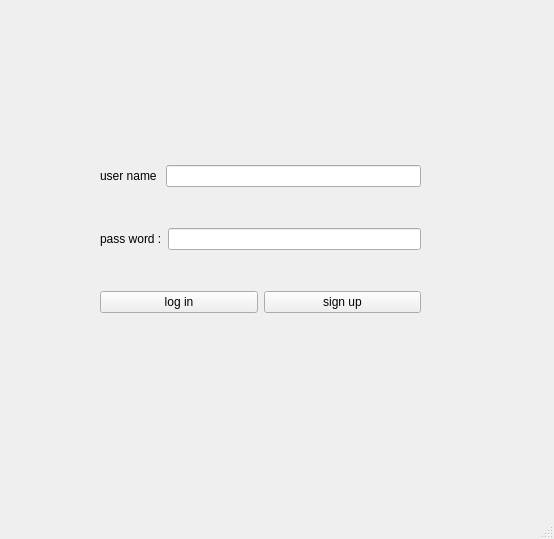
Qt form login_pag/mainwindow.ui (amirsoleimani7/qt_login) before a commit.
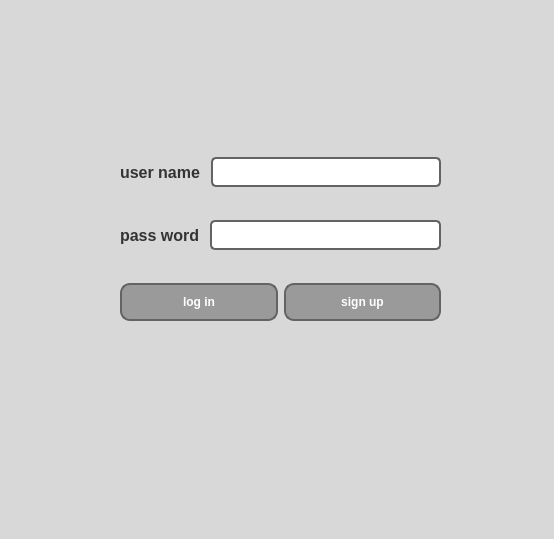
The same form after that commit.

Commit message: finalizing the login page file directory problem was solvedgit status

The edit to the form file:
```diff
--- a/login_pag/mainwindow.ui
+++ b/login_pag/mainwindow.ui
@@ -13,11 +13,17 @@
   <property name="windowTitle">
    <string>MainWindow</string>
   </property>
+  <property name="styleSheet">
+   <string notr="true">QWidget {
+    background-color: #d8d8d8; /* Set your desired background color for the whole page */
+}
+</string>
+  </property>
   <widget class="QWidget" name="centralwidget">
-   <widget class="QWidget" name="">
+   <widget class="QWidget" name="layoutWidget">
     <property name="geometry">
      <rect>
-      <x>100</x>
+      <x>120</x>
       <y>130</y>
       <width>321</width>
       <height>221</height>
@@ -28,13 +34,39 @@
       <layout class="QHBoxLayout" name="horizontalLayout_2">
        <item>
         <widget class="QLabel" name="label">
+         <property name="styleSheet">
+          <string notr="true">QLabel {
+    font-family: Arial, sans-serif; /* Set your desired font family for labels */
+    font-size: 12pt; /* Set your desired font size for labels */
+    font-weight: bold; /* Set font weight to bold if desired */
+    color: #333; /* Set your desired text color for labels */
+}</string>
+         </property>
          <property name="text">
           <string>user name </string>
          </property>
         </widget>
        </item>
        <item>
-        <widget class="QLineEdit" name="lineEdit_user_log"/>
+        <widget class="QLineEdit" name="lineEdit_user_log">
+         <property name="styleSheet">
+          <string notr="true">QLineEdit {
+    background-color: white; /* Set your desired background color for line edits */
+    border: 2px solid #636363; /* Set your desired border color and thickness */
+    border-radius: 5px; /* Adjust this value to control the curvature */
+    padding: 5px; /* Set padding inside the line edits */
+}
+
+QLineEdit:hover {
+    border: 2px solid #a0a0a0; /* Change border color on hover */
+}
+
+QLineEdit:focus {
+    border: 2px solid #4CAF50; /* Change border color when line edit is focused */
+}
+</string>
+         </property>
+        </widget>
        </item>
       </layout>
      </item>
@@ -42,13 +74,39 @@
       <layout class="QHBoxLayout" name="horizontalLayout_3">
        <item>
         <widget class="QLabel" name="label_2">
+         <property name="styleSheet">
+          <string notr="true">QLabel {
+    font-family: Arial, sans-serif; /* Set your desired font family for labels */
+    font-size: 12pt; /* Set your desired font size for labels */
+    font-weight: bold; /* Set font weight to bold if desired */
+    color: #333; /* Set your desired text color for labels */
+}</string>
+         </property>
          <property name="text">
-          <string>pass word :</string>
+          <string>pass word </string>
          </property>
         </widget>
        </item>
        <item>
-        <widget class="QLineEdit" name="lineEdit_pass_log"/>
+        <widget class="QLineEdit" name="lineEdit_pass_log">
+         <property name="styleSheet">
+          <string notr="true">QLineEdit {
+    background-color: white; /* Set your desired background color for line edits */
+    border: 2px solid #636363; /* Set your desired border color and thickness */
+    border-radius: 5px; /* Adjust this value to control the curvature */
+    padding: 5px; /* Set padding inside the line edits */
+}
+
+QLineEdit:hover {
+    border: 2px solid #a0a0a0; /* Change border color on hover */
+}
+
+QLineEdit:focus {
+    border: 2px solid #4CAF50; /* Change border color when line edit is focused */
+}
+</string>
+         </property>
+        </widget>
        </item>
       </layout>
      </item>
@@ -56,6 +114,40 @@
       <layout class="QHBoxLayout" name="horizontalLayout">
        <item>
         <widget class="QPushButton" name="pushButton_login">
+         <property name="styleSheet">
+          <string notr="true">QPushButton {
+    background-color: rgba(128, 128, 128, 0.7); /* Set your desired gray transparent background color */
+    border: 2px solid #636363; /* Set your desired border color and thickness */
+    color: white; /* Set the text color */
+    padding: 10px 20px; /* Set padding around the text */
+    font-weight: bold; /* Make the font bold */
+
+    /* Set border-radius for curvature */
+    border-radius: 10px; /* Adjust this value to control the curvature */
+
+    /* Add a transition for a smooth animation */
+    transition: background-color 0.3s, border 0.3s, transform 0.3s, box-shadow 0.3s;
+}
+
+/* Add a subtle box shadow for a classy look */
+QPushButton:hover {
+    box-shadow: 0 4px 8px rgba(0, 0, 0, 0.1); /* Adjust the values for the shadow effect */
+}
+
+/* Change button appearance on hover */
+QPushButton:hover {
+    background-color: rgba(160, 160, 160, 0.7); /* Change background color on hover with transparency */
+}
+
+/* Change button appearance on press */
+QPushButton:pressed {
+    background-color: rgba(122, 122, 122, 0.7); /* Change background color when pressed with transparency */
+    border: 2px solid #636363; /* Change border color when pressed */
+    transform: scale(0.95); /* Apply a scale transform when pressed */
+    box-shadow: 0 2px 4px rgba(0, 0, 0, 0.1); /* Adjust the values for the shadow effect on press */
+}
+</string>
+         </property>
          <property name="text">
           <string>log in</string>
          </property>
@@ -63,6 +155,40 @@
        </item>
        <item>
         <widget class="QPushButton" name="sign_up">
+         <property name="styleSheet">
+          <string notr="true">QPushButton {
+    background-color: rgba(128, 128, 128, 0.7); /* Set your desired gray transparent background color */
+    border: 2px solid #636363; /* Set your desired border color and thickness */
+    color: white; /* Set the text color */
+    padding: 10px 20px; /* Set padding around the text */
+    font-weight: bold; /* Make the font bold */
+
+    /* Set border-radius for curvature */
+    border-radius: 10px; /* Adjust this value to control the curvature */
+
+    /* Add a transition for a smooth animation */
+    transition: background-color 0.3s, border 0.3s, transform 0.3s, box-shadow 0.3s;
+}
+
+/* Add a subtle box shadow for a classy look */
+QPushButton:hover {
+    box-shadow: 0 4px 8px rgba(0, 0, 0, 0.1); /* Adjust the values for the shadow effect */
+}
+
+/* Change button appearance on hover */
+QPushButton:hover {
+    background-color: rgba(160, 160, 160, 0.7); /* Change background color on hover with transparency */
+}
+
+/* Change button appearance on press */
+QPushButton:pressed {
+    background-color: rgba(122, 122, 122, 0.7); /* Change background color when pressed with transparency */
+    border: 2px solid #636363; /* Change border color when pressed */
+    transform: scale(0.95); /* Apply a scale transform when pressed */
+    box-shadow: 0 2px 4px rgba(0, 0, 0, 0.1); /* Adjust the values for the shadow effect on press */
+}
+</string>
+         </property>
          <property name="text">
           <string>sign up</string>
          </property>
```
The commit also changes 41 other files.
